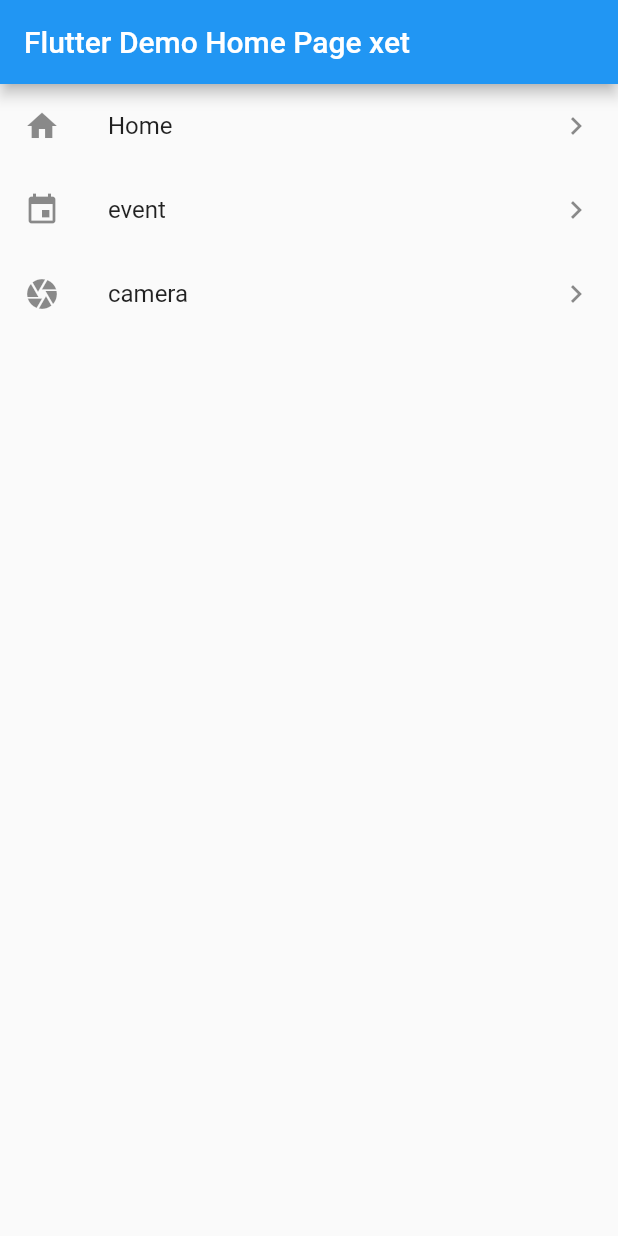
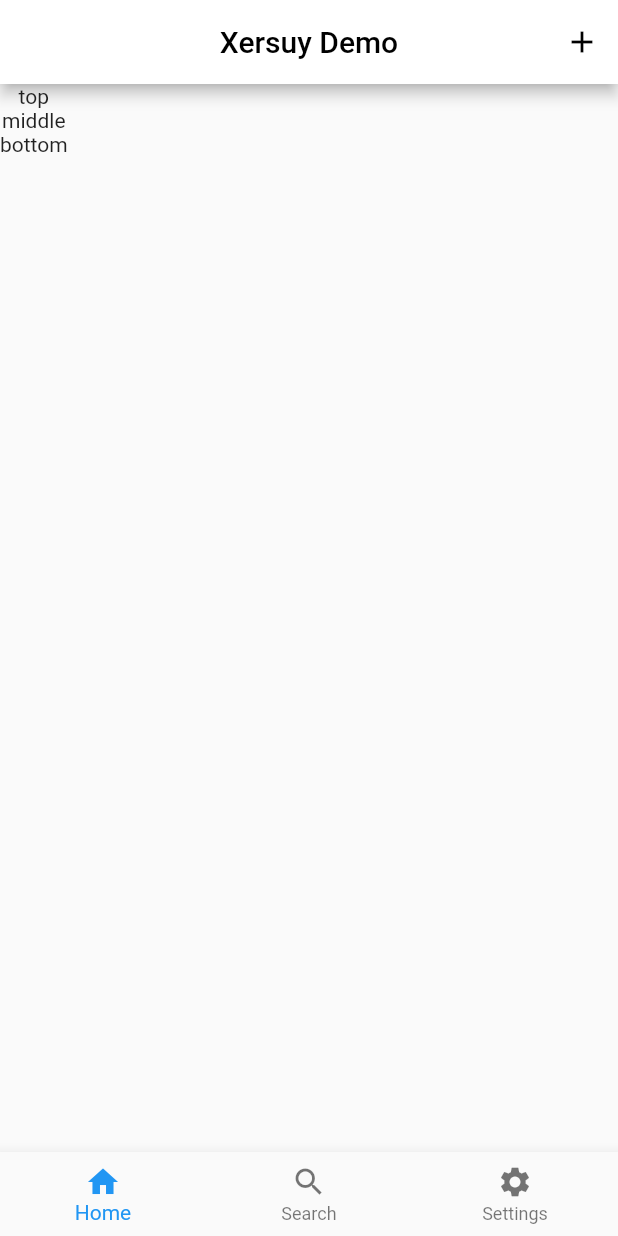
Before and after one commit to xersuy/init_flutter_proj, a Flutter app: the screen it shows after launch, on a phone screen of 412 x 824 dp. Run offline on Flutter 3.47's test engine with Material 2 defaults, Android fonts, the phone set to English and light mode, and no system bars.

Commit message:
Update README.md and main.dart

```diff
--- a/lib/main.dart
+++ b/lib/main.dart
@@ -6,7 +6,7 @@ class MyApp extends StatelessWidget {
   @override
   Widget build(BuildContext context) {
     return MaterialApp(
-      title: 'Flutter Demo xersuy',
+      title: 'Flutter Demo',
       theme: ThemeData(
         primarySwatch: Colors.blue,
       ),
@@ -15,36 +15,95 @@ class MyApp extends StatelessWidget {
   }
 }
 
-class MyHomePage extends StatelessWidget {
+class MyHomePage extends StatefulWidget {
+  @override
+  _MyHomePageState createState() => _MyHomePageState();
+}
+
+class _MyHomePageState extends State<MyHomePage> {
+  var _index = 0;
+
+  final _pages = [
+    Page1(),
+    Page2(),
+    Page3(),
+  ];
+
   @override
   Widget build(BuildContext context) {
-    final item = List.generate(100, (i) => i).toList();
     return Scaffold(
-        appBar: AppBar(
-          title: const Text('Flutter Demo Home Page xet'),
-        ),
-        body: ListView(
-          scrollDirection: Axis.vertical,
-          children: <Widget>[
-            ListTile(
-              leading: const Icon(Icons.home),
-              title: const Text('Home'),
-              trailing: const Icon(Icons.navigate_next),
-              onTap: () {},
+      appBar: AppBar(
+          title:
+              const Text('Xersuy Demo', style: TextStyle(color: Colors.black)),
+          backgroundColor: Colors.white,
+          centerTitle: true,
+          actions: <Widget>[
+            IconButton(
+              onPressed: () {
+                print('menu button is clicked');
+              },
+              icon: const Icon(
+                Icons.add,
+                color: Colors.black,
+              ),
+
+              // onPressed: () {}, //Icon(Icons.search, color: Colors.black),
             ),
-            ListTile(
-              leading: const Icon(Icons.event),
-              title: const Text('event'),
-              trailing: const Icon(Icons.navigate_next),
-              onTap: () {},
-            ),
-            ListTile(
-              leading: const Icon(Icons.camera),
-              title: const Text('camera'),
-              trailing: const Icon(Icons.navigate_next),
-              onTap: () {},
-            )
-          ],
-        ));
+          ]),
+      body: _pages[_index],
+      bottomNavigationBar: BottomNavigationBar(
+        onTap: (index) {
+          setState(() {
+            _index = index;
+          });
+        },
+        currentIndex: _index,
+        items: const <BottomNavigationBarItem>[
+          BottomNavigationBarItem(icon: Icon(Icons.home), label: 'Home'),
+          BottomNavigationBarItem(icon: Icon(Icons.search), label: 'Search'),
+          BottomNavigationBarItem(
+              icon: Icon(Icons.settings), label: 'Settings'),
+        ],
+      ),
+    );
   }
 }
+
+class Page1 extends StatelessWidget {
+  @override
+  Widget build(BuildContext context) {
+    return Column(
+      children: <Widget>[_buildTop(), _buildMiddle(), _buildBottom()],
+    );
+  }
+
+  Widget _buildTop() {
+    return const Text('top');
+  }
+
+  Widget _buildMiddle() {
+    return const Text('middle');
+  }
+
+  Widget _buildBottom() {
+    return const Text('bottom');
+  }
+}
+
+class Page2 extends StatelessWidget {
+  @override
+  Widget build(BuildContext context) {
+    return const Center(
+      child: Text('이용서비스', style: TextStyle(fontSize: 40)),
+    );
+  }
+}
+
+class Page3 extends StatelessWidget {
+  @override
+  Widget build(BuildContext context) {
+    return const Center(
+      child: Text('내정보', style: TextStyle(fontSize: 40)),
+    );
+  }
+}
```
Also changed, not shown: 1 other file.
